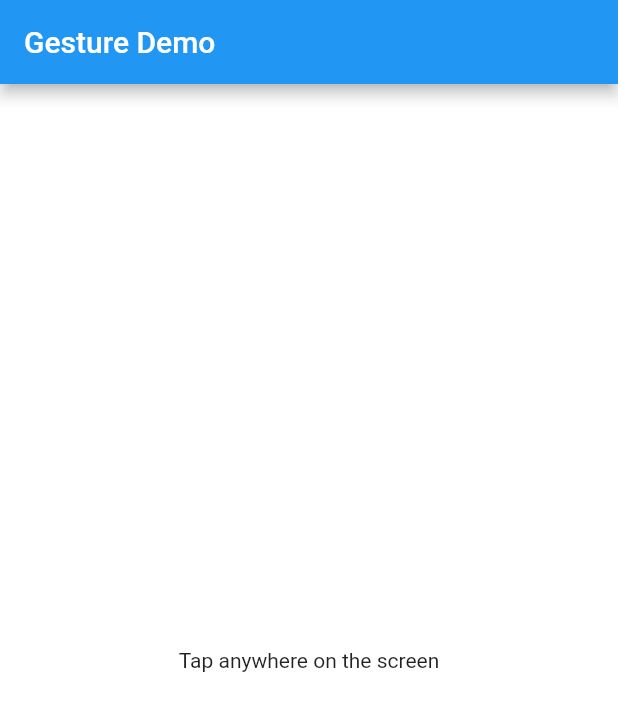
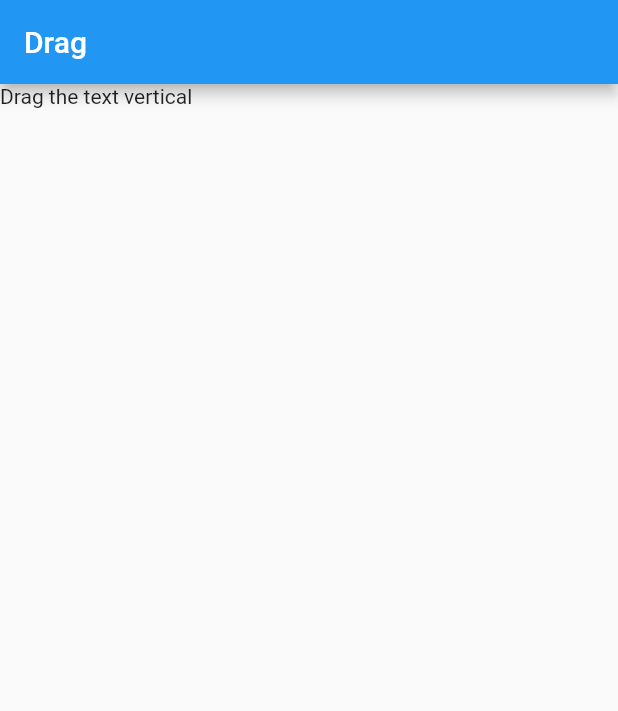
Before and after one commit to KangHuiSoo/repo, a Flutter app: the screen it shows after launch, on a phone screen of 412 x 824 dp. Shown: the top 711 px of the screen. Run offline on Flutter 3.47's test engine with Material 2 defaults, Android fonts, the phone set to English and light mode, and no system bars; our stand-ins replace bloc, equatable, flutter_bloc, get, image_picker, rxdart and 1 more.

Commit message:
제스터디텍터 드래그

```diff
--- a/flutter/gesture_detector/lib/main.dart
+++ b/flutter/gesture_detector/lib/main.dart
@@ -10,11 +10,58 @@ class MyApp extends StatelessWidget {
   @override
   Widget build(BuildContext context) {
     return MaterialApp(
-      home: MyHomePage(),
+      home: DragGesture(),
     );
   }
 }
 
+class DragGesture extends StatefulWidget {
+  const DragGesture({Key? key}) : super(key: key);
+
+  @override
+  State<DragGesture> createState() => _DragGestureState();
+}
+
+class _DragGestureState extends State<DragGesture> {
+  double _top = 0;
+  String _dragStatue = 'Drag the text vertical';
+
+  void _onVerticalDrageStart(DragStartDetails details) {
+    setState(() {
+      _dragStatue = 'Vertical drag started';
+      _top = details.globalPosition.dy;
+    });
+  }
+
+  void _onVerticalDragUpdate(DragUpdateDetails details){
+    setState(() {
+      _top += details.delta.dy;
+    });
+  }
+
+  @override
+  Widget build(BuildContext context) {
+    return Scaffold(
+      appBar: AppBar(
+        title: Text('Drag'),
+      ),
+      body: GestureDetector(
+        onVerticalDragStart: _onVerticalDrageStart,
+        onVerticalDragUpdate: _onVerticalDragUpdate,
+        child: Container(
+          child: Stack(
+            children: [
+              Positioned(
+                top: _top,
+                child: Text(_dragStatue),
+              ),
+            ],
+          ),
+        ),
+      ),
+    );
+  }
+}
 
 class MyHomePage extends StatelessWidget {
   const MyHomePage({Key? key}) : super(key: key);
@@ -26,7 +73,7 @@ class MyHomePage extends StatelessWidget {
         title: Text("Gesture Demo"),
       ),
       body: GestureDetector(
-        onTap: (){
+        onTap: () {
           print('Screen tapped');
         },
         child: Container(
```
